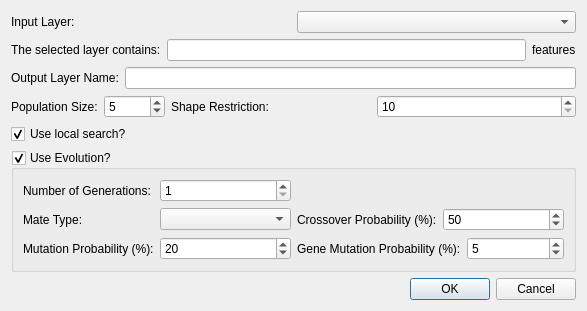
Before: the Qt Designer form ui_geneticsimplifier.ui in lcoandrade/GeneticSimplifier, drawn with Qt 5.
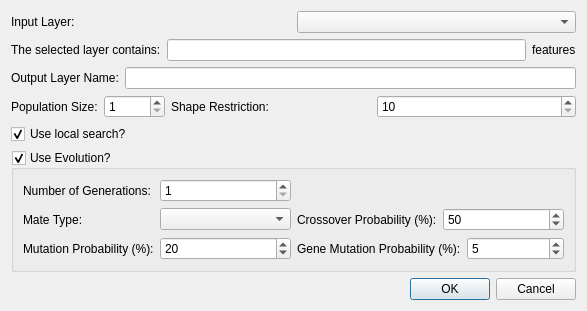
After: the same form once the commit is applied.

Commit message: Population 1 by default

The edit to the form file:
```diff
--- a/ui_geneticsimplifier.ui
+++ b/ui_geneticsimplifier.ui
@@ -94,7 +94,7 @@
         <number>10000</number>
        </property>
        <property name="value">
-        <number>5</number>
+        <number>1</number>
        </property>
       </widget>
      </item>
```
Left out of the diff: 2 changed lines with no effect on the pictures.
